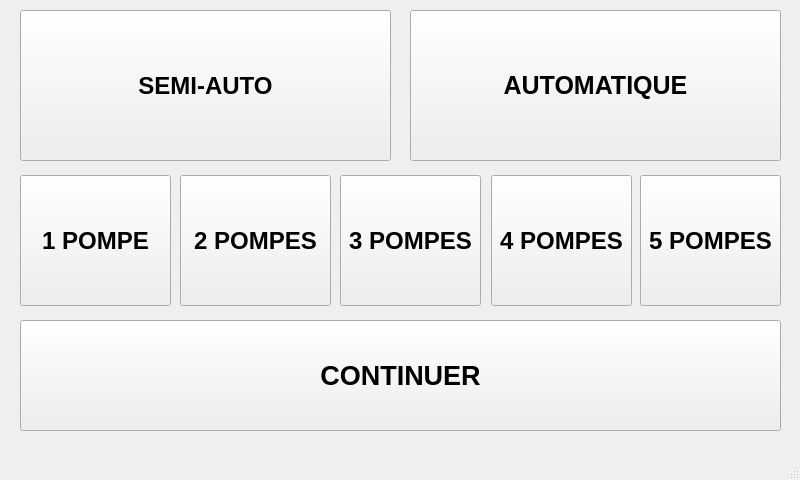
This is pagemodeetpompe.ui in YanisKer/ProjetPomme as Qt 5 draws it before an edit. The edited form follows.
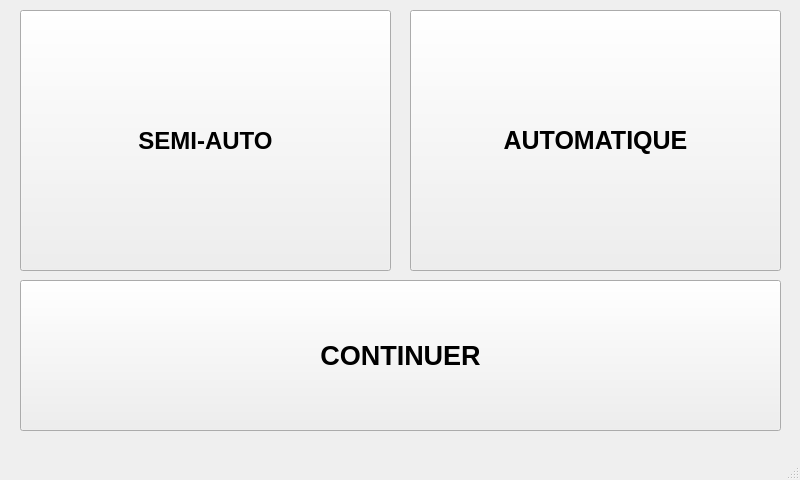
This is the edited form.

Patch:
```diff
--- a/pagemodeetpompe.ui
+++ b/pagemodeetpompe.ui
@@ -14,32 +14,13 @@
    <string>MainWindow</string>
   </property>
   <widget class="QWidget" name="centralwidget">
-   <widget class="QPushButton" name="pb_1pompe">
-    <property name="geometry">
-     <rect>
-      <x>20</x>
-      <y>175</y>
-      <width>151</width>
-      <height>131</height>
-     </rect>
-    </property>
-    <property name="font">
-     <font>
-      <pointsize>18</pointsize>
-      <bold>true</bold>
-     </font>
-    </property>
-    <property name="text">
-     <string>1 POMPE</string>
-    </property>
-   </widget>
    <widget class="QPushButton" name="pb_semiauto">
     <property name="geometry">
      <rect>
       <x>20</x>
       <y>10</y>
       <width>371</width>
-      <height>151</height>
+      <height>261</height>
      </rect>
     </property>
     <property name="font">
@@ -58,7 +39,7 @@
       <x>410</x>
       <y>10</y>
       <width>371</width>
-      <height>151</height>
+      <height>261</height>
      </rect>
     </property>
     <property name="font">
@@ -71,89 +52,13 @@
      <string>AUTOMATIQUE</string>
     </property>
    </widget>
-   <widget class="QPushButton" name="pb_2pompes">
-    <property name="geometry">
-     <rect>
-      <x>180</x>
-      <y>175</y>
-      <width>151</width>
-      <height>131</height>
-     </rect>
-    </property>
-    <property name="font">
-     <font>
-      <pointsize>18</pointsize>
-      <bold>true</bold>
-     </font>
-    </property>
-    <property name="text">
-     <string>2 POMPES</string>
-    </property>
-   </widget>
-   <widget class="QPushButton" name="pb_3pompes">
-    <property name="geometry">
-     <rect>
-      <x>340</x>
-      <y>175</y>
-      <width>141</width>
-      <height>131</height>
-     </rect>
-    </property>
-    <property name="font">
-     <font>
-      <pointsize>18</pointsize>
-      <bold>true</bold>
-     </font>
-    </property>
-    <property name="text">
-     <string>3 POMPES</string>
-    </property>
-   </widget>
-   <widget class="QPushButton" name="pb_4pompes">
-    <property name="geometry">
-     <rect>
-      <x>491</x>
-      <y>175</y>
-      <width>141</width>
-      <height>131</height>
-     </rect>
-    </property>
-    <property name="font">
-     <font>
-      <pointsize>18</pointsize>
-      <bold>true</bold>
-     </font>
-    </property>
-    <property name="text">
-     <string>4 POMPES</string>
-    </property>
-   </widget>
-   <widget class="QPushButton" name="pb_5pompes">
-    <property name="geometry">
-     <rect>
-      <x>640</x>
-      <y>175</y>
-      <width>141</width>
-      <height>131</height>
-     </rect>
-    </property>
-    <property name="font">
-     <font>
-      <pointsize>18</pointsize>
-      <bold>true</bold>
-     </font>
-    </property>
-    <property name="text">
-     <string>5 POMPES</string>
-    </property>
-   </widget>
    <widget class="QPushButton" name="pb_continuer">
     <property name="geometry">
      <rect>
       <x>20</x>
-      <y>320</y>
+      <y>280</y>
       <width>761</width>
-      <height>111</height>
+      <height>151</height>
      </rect>
     </property>
     <property name="font">
```
